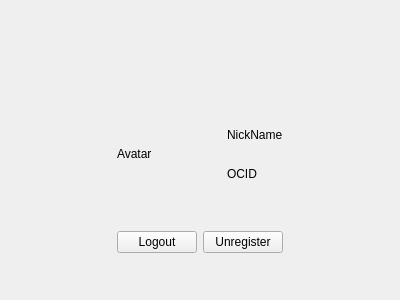
SkyUOI/OurChat, file client/pc/src/ui/account.ui: the form before one commit.
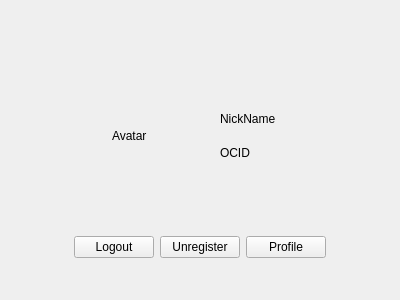
The form after the commit.

Commit message: feat(client-pc): Rename update_time to public_update_time and private_update_time feat(client-pc): Implement account profile modify feature fix(client-pc): Resolve bugs related to the cache system fix(client-pc): Correct incorrect information displayed upon logout test(client-pc): Refactor test_server to improve test coverage - still in development

The edit to the form file:
```diff
--- a/client/pc/src/ui/account.ui
+++ b/client/pc/src/ui/account.ui
@@ -13,22 +13,7 @@
   <property name="windowTitle">
    <string notr="true">Form</string>
   </property>
-  <layout class="QHBoxLayout" name="horizontalLayout_3">
-   <item>
-    <spacer name="horizontalSpacer_2">
-     <property name="orientation">
-      <enum>Qt::Horizontal</enum>
-     </property>
-     <property name="sizeHint" stdset="0">
-      <size>
-       <width>102</width>
-       <height>20</height>
-      </size>
-     </property>
-    </spacer>
-   </item>
-   <item>
-    <layout class="QVBoxLayout" name="verticalLayout_2" stretch="3,2,1,1,1">
+  <layout class="QVBoxLayout" name="verticalLayout_2" stretch="3,2,2,2,1">
      <item>
       <spacer name="verticalSpacer_2">
        <property name="orientation">
@@ -37,13 +22,26 @@
        <property name="sizeHint" stdset="0">
         <size>
          <width>20</width>
-         <height>40</height>
+       <height>74</height>
         </size>
        </property>
       </spacer>
      </item>
      <item>
-      <layout class="QHBoxLayout" name="horizontalLayout">
+    <layout class="QHBoxLayout" name="horizontalLayout" stretch="3,2,1,2,3">
+     <item>
+      <spacer name="horizontalSpacer_2">
+       <property name="orientation">
+        <enum>Qt::Horizontal</enum>
+       </property>
+       <property name="sizeHint" stdset="0">
+        <size>
+         <width>102</width>
+         <height>20</height>
+        </size>
+       </property>
+      </spacer>
+     </item>
        <item>
         <widget class="QLabel" name="avatar_label">
          <property name="text">
@@ -82,6 +80,19 @@
          </item>
         </layout>
        </item>
+     <item>
+      <spacer name="horizontalSpacer_3">
+       <property name="orientation">
+        <enum>Qt::Horizontal</enum>
+       </property>
+       <property name="sizeHint" stdset="0">
+        <size>
+         <width>102</width>
+         <height>20</height>
+        </size>
+       </property>
+      </spacer>
+     </item>
       </layout>
      </item>
      <item>
@@ -91,14 +102,27 @@
        </property>
        <property name="sizeHint" stdset="0">
         <size>
-         <width>20</width>
-         <height>40</height>
+       <width>155</width>
+       <height>49</height>
         </size>
        </property>
       </spacer>
      </item>
      <item>
       <layout class="QHBoxLayout" name="horizontalLayout_2">
+     <item>
+      <spacer name="horizontalSpacer_4">
+       <property name="orientation">
+        <enum>Qt::Horizontal</enum>
+       </property>
+       <property name="sizeHint" stdset="0">
+        <size>
+         <width>40</width>
+         <height>20</height>
+        </size>
+       </property>
+      </spacer>
+     </item>
        <item>
         <widget class="QPushButton" name="logout_btn">
          <property name="text">
@@ -113,6 +137,26 @@
          </property>
         </widget>
        </item>
+     <item>
+      <widget class="QPushButton" name="profile_btn">
+       <property name="text">
+        <string>Profile</string>
+       </property>
+      </widget>
+     </item>
+     <item>
+      <spacer name="horizontalSpacer_6">
+       <property name="orientation">
+        <enum>Qt::Horizontal</enum>
+       </property>
+       <property name="sizeHint" stdset="0">
+        <size>
+         <width>40</width>
+         <height>20</height>
+        </size>
+       </property>
+      </spacer>
+     </item>
       </layout>
      </item>
      <item>
@@ -122,23 +166,8 @@
        </property>
        <property name="sizeHint" stdset="0">
         <size>
-         <width>20</width>
-         <height>40</height>
-        </size>
-       </property>
-      </spacer>
-     </item>
-    </layout>
-   </item>
-   <item>
-    <spacer name="horizontalSpacer_3">
-     <property name="orientation">
-      <enum>Qt::Horizontal</enum>
-     </property>
-     <property name="sizeHint" stdset="0">
-      <size>
-       <width>102</width>
-       <height>20</height>
+       <width>155</width>
+       <height>23</height>
       </size>
      </property>
     </spacer>
```
Lines whose indentation alone changed are shown as unchanged. The commit also changes 38 other files.
